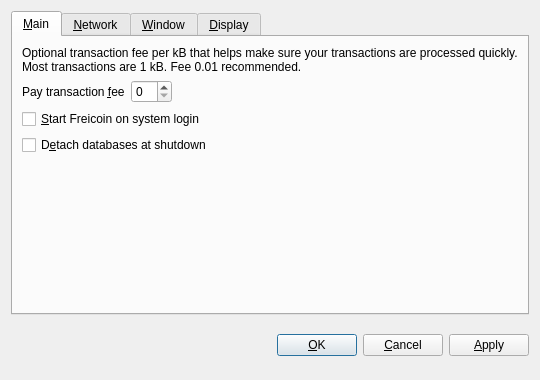
Old version of the form src/qt/forms/optionsdialog.ui in the repository crypto-mint/ceuro.
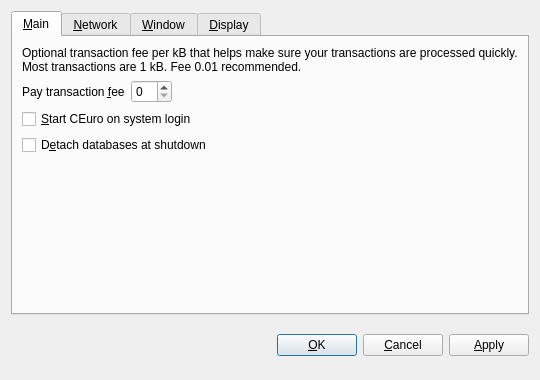
New version of the form. Custom widgets are drawn as their Qt base class.

The edit to the form file:
```diff
--- a/src/qt/forms/optionsdialog.ui
+++ b/src/qt/forms/optionsdialog.ui
@@ -82,7 +82,7 @@
           <string>Automatically start Freicoin after logging in to the system.</string>
          </property>
          <property name="text">
-          <string>&amp;Start Freicoin on system login</string>
+          <string>&amp;Start CEuro on system login</string>
          </property>
         </widget>
        </item>
```
Left out of the diff: 18 changed lines with no effect on the pictures.
